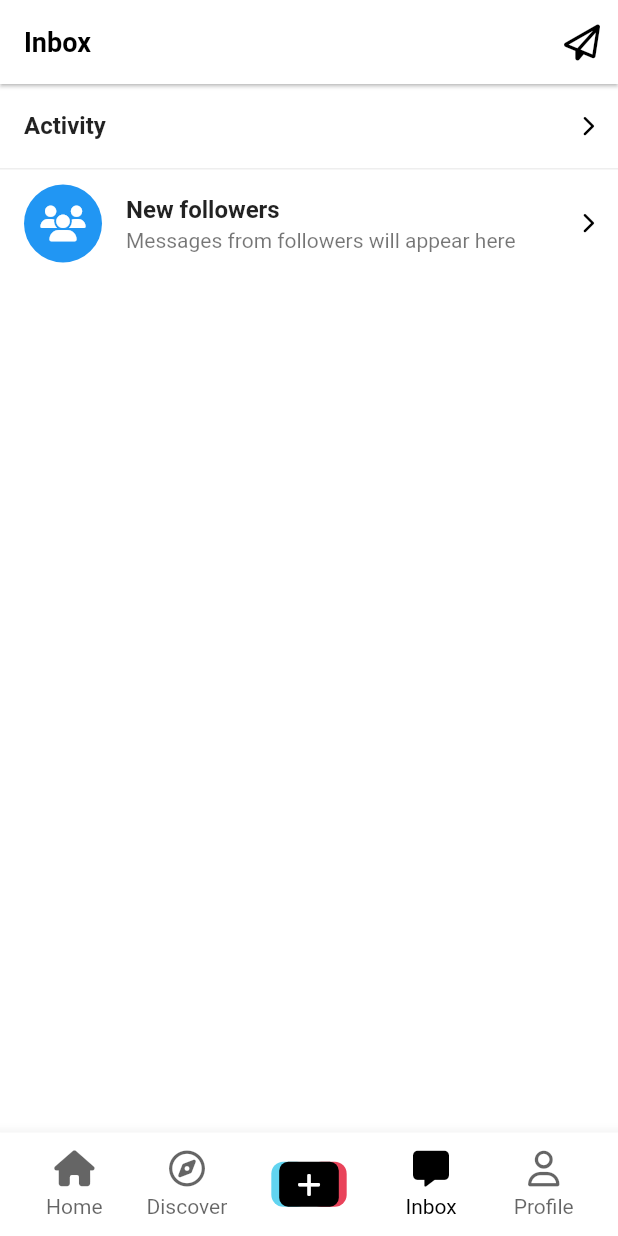
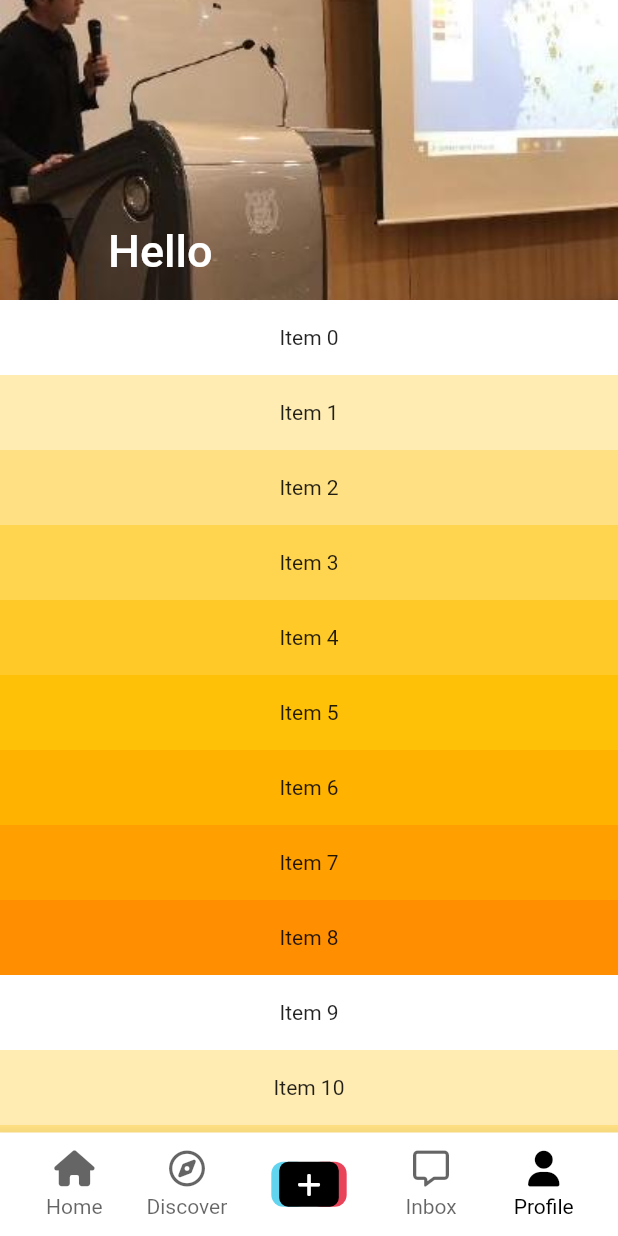
Before and after one commit to Seunghyum/nomadcode_tiktok_clone, a Flutter app: the MainNavigationScreen screen opened directly, on a phone screen of 412 x 824 dp. Run offline on Flutter 3.47's test engine with Material 2 defaults, Android fonts, the phone set to English and light mode, and no system bars; our stand-ins replace font_awesome_flutter, video_player, visibility_detector; network calls fail.

Commit message:
add user profile screen

```diff
--- a/lib/features/main_navigation/main_navigation_screen.dart
+++ b/lib/features/main_navigation/main_navigation_screen.dart
@@ -6,6 +6,7 @@ import 'package:nomadcode_tiktok_clone/features/discover/discover_screen.dart';
 import 'package:nomadcode_tiktok_clone/features/inbox/inbox_screen.dart';
 import 'package:nomadcode_tiktok_clone/features/main_navigation/widgets/nav_tab.dart';
 import 'package:nomadcode_tiktok_clone/features/main_navigation/widgets/post_video_button.dart';
+import 'package:nomadcode_tiktok_clone/features/users/user_profile_screen.dart';
 import 'package:nomadcode_tiktok_clone/features/videos/video_timeline_screen.dart';
 
 class MainNavigationScreen extends StatefulWidget {
@@ -16,7 +17,7 @@ class MainNavigationScreen extends StatefulWidget {
 }
 
 class _MainNavigationScreenState extends State<MainNavigationScreen> {
-  int _selectedIndex = 3;
+  int _selectedIndex = 4;
 
   void _onTap(int index) {
     setState(() {
@@ -55,6 +56,10 @@ class _MainNavigationScreenState extends State<MainNavigationScreen> {
           Offstage(
             offstage: _selectedIndex != 3,
             child: const InboxScreen(),
+          ),
+          Offstage(
+            offstage: _selectedIndex != 4,
+            child: const UserProfileScreen(),
           ),
         ],
       ),
--- /dev/null
+++ b/lib/features/users/user_profile_screen.dart
@@ -0,0 +1,53 @@
+import 'package:flutter/cupertino.dart';
+import 'package:flutter/material.dart';
+
+class UserProfileScreen extends StatefulWidget {
+  const UserProfileScreen({super.key});
+
+  @override
+  State<UserProfileScreen> createState() => _UserProfileScreenState();
+}
+
+class _UserProfileScreenState extends State<UserProfileScreen> {
+  @override
+  Widget build(BuildContext context) {
+    return CustomScrollView(
+      slivers: [
+        SliverAppBar(
+          floating: true,
+          // stretch: true,
+          // pinned: true,
+          snap: true,
+          backgroundColor: Colors.teal,
+          collapsedHeight: 80,
+          expandedHeight: 200,
+          flexibleSpace: FlexibleSpaceBar(
+            stretchModes: const [
+              StretchMode.blurBackground,
+              StretchMode.fadeTitle,
+              StretchMode.zoomBackground,
+            ],
+            title: const Text("Hello"),
+            background: Image.asset(
+              'assets/images/placeholder.jpeg',
+              fit: BoxFit.cover,
+            ),
+          ),
+        ),
+        SliverFixedExtentList(
+          delegate: SliverChildBuilderDelegate(
+            childCount: 50,
+            (context, index) => Container(
+              color: Colors.amber[100 * (index % 9)],
+              child: Align(
+                alignment: Alignment.center,
+                child: Text('Item $index'),
+              ),
+            ),
+          ),
+          itemExtent: 50,
+        ),
+      ],
+    );
+  }
+}
--- a/lib/main.dart
+++ b/lib/main.dart
@@ -34,8 +34,7 @@ class TikTokApp extends StatelessWidget {
           ),
         ),
       ),
-      // home: const MainNavigationScreen(),
-      home: const ChatDetailScreen(),
+      home: const MainNavigationScreen(),
     );
   }
 }
```
Also changed, not shown: lib/features/videos/widgets/video_comments.dart (+7 -5 lines).
